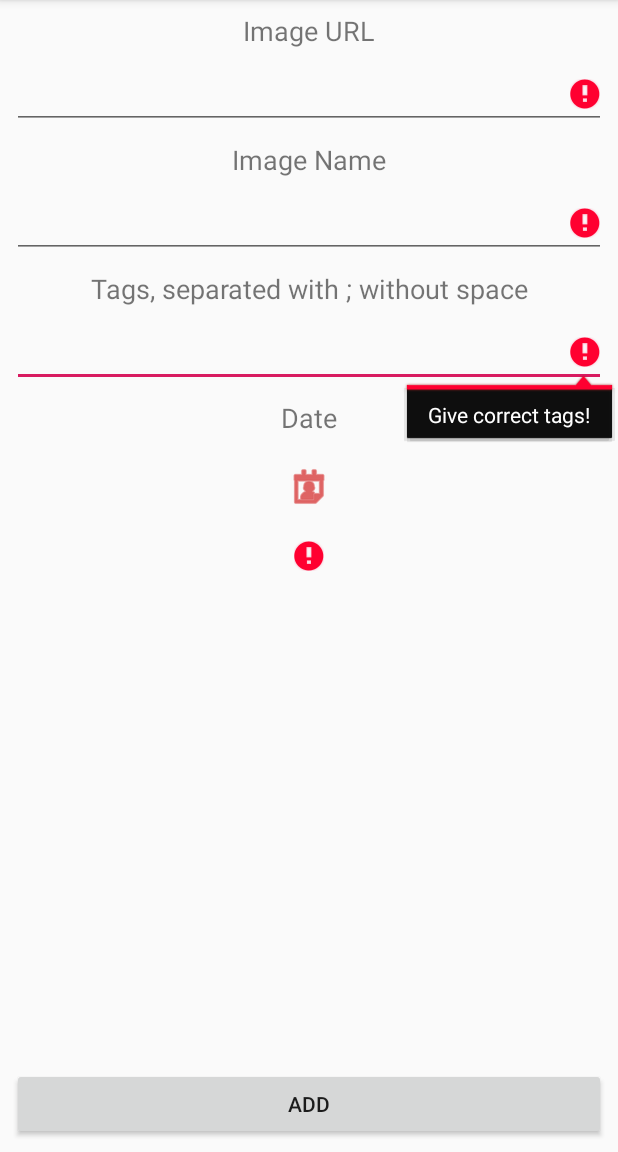
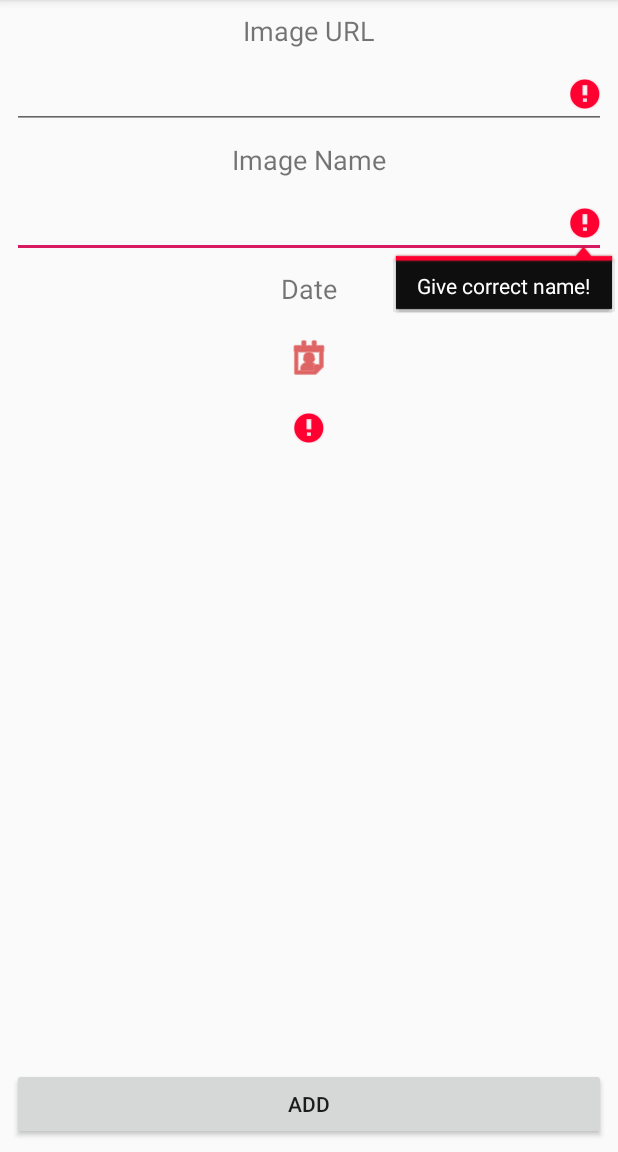
Before and after one commit to W12woj34/FlickrPublicFeed, an Android app: the AddActivity screen opened directly, with no data from a screen before it, after a tap on "ADD", on a phone screen of 412 x 824 dp, the part 84-1236 px from its top. Run offline under Robolectric (Android 15) with nearby library versions, the phone set to English and light mode, and no system bars.

```diff
--- a/app/src/main/java/com/example/flickrpublicfeed/AddActivity.kt
+++ b/app/src/main/java/com/example/flickrpublicfeed/AddActivity.kt
@@ -54,26 +54,10 @@ class AddActivity : AppCompatActivity() {
     private fun addImageButton() {
         if (!checkIfEmpty()) {
             val dateText = imageDateCheck.text.toString()
-            val tagString = imageTagsEdit.text.toString()
-            val tags = ArrayList<String>()
-            var tag = ""
-            for (i: Char in tagString) {
-                if (i == ';') {
-                    tags.add(tag)
-                    tag = ""
-                } else {
-                    tag += i
-                }
-            }
-            if (tag.isNotEmpty()) {
-                tags.add(tag)
-            }
-
-
 
             val result = Record(
                 imageURLEdit.text.toString(),
-                imageNameEdit.text.toString(), tags, dateText
+                imageNameEdit.text.toString(), dateText
             )
 
             Toast.makeText(this, "Added!", Toast.LENGTH_LONG).show()
@@ -99,21 +83,12 @@ class AddActivity : AppCompatActivity() {
             error = true
         }
 
-        if (imageTagsEdit.text.isBlank()) {
-            imageTagsEditError()
-            error = true
-        }
-
         if (imageDateCheck.text.isBlank()) {
             imageDateCheckError()
             error = true
         }
 
         return error
-    }
-
-    private fun imageTagsEditError() {
-        imageTagsEdit.error = "Give correct tags!"
     }
 
     private fun imageNameEditError() {
--- a/app/src/main/java/com/example/flickrpublicfeed/Record.kt
+++ b/app/src/main/java/com/example/flickrpublicfeed/Record.kt
@@ -5,6 +5,4 @@ import kotlinx.android.parcel.Parcelize
 
 @Parcelize
 class Record(
-    val imageURL: String, val name: String, val tags: ArrayList<String>,
-    val date: String
-) : Parcelable
+    val imageURL: String, val name: String, val date: String) : Parcelable
--- a/app/src/main/res/layout/activity_add.xml
+++ b/app/src/main/res/layout/activity_add.xml
@@ -3,24 +3,6 @@
                                              xmlns:app="http://schemas.android.com/apk/res-auto" xmlns:tools="http://schemas.android.com/tools" android:layout_width="match_parent"
                                              android:layout_height="match_parent">
 
-    <TextView
-            android:text="@string/FPF_ADD_TAGS"
-            android:layout_width="wrap_content"
-            android:layout_height="wrap_content"
-            android:id="@+id/imageTagsView" android:layout_marginTop="@dimen/FPF_MARGIN_TOP"
-            app:layout_constraintStart_toStartOf="parent"
-            android:layout_marginStart="8dp" app:layout_constraintEnd_toEndOf="parent" android:layout_marginEnd="8dp"
-            app:layout_constraintTop_toBottomOf="@+id/imageNameEdit" android:textSize="18sp"/>
-    <EditText
-            android:layout_width="@dimen/FPF_WIDTH_MATCH"
-            android:layout_height="wrap_content"
-            android:inputType="text"
-            android:ems="10"
-            app:layout_constraintEnd_toEndOf="parent" android:id="@+id/imageTagsEdit" android:layout_marginStart="@dimen/FPF_MARGIN_START"
-            app:layout_constraintStart_toStartOf="parent" android:layout_marginTop="@dimen/FPF_MARGIN_TOP"
-            app:layout_constraintTop_toBottomOf="@+id/imageTagsView" android:layout_marginEnd="@dimen/FPF_MARGIN_END"
-            app:layout_constraintHorizontal_bias="0.0" android:autofillHints="" tools:targetApi="o"
-            tools:ignore="LabelFor"/>
     <TextView
             android:text="@string/FPF_ADD_NAME"
             android:layout_width="wrap_content"
@@ -69,10 +51,10 @@
             android:layout_width="@dimen/FPF_WIDTH_MATCH"
             android:layout_height="wrap_content"
             app:layout_constraintStart_toStartOf="parent" app:layout_constraintEnd_toEndOf="parent"
-            android:id="@+id/imageDateVIew" android:layout_marginTop="@dimen/FPF_MARGIN_TOP"
-            app:layout_constraintTop_toBottomOf="@+id/imageTagsEdit"
+            android:id="@+id/imageDateVIew"
             android:layout_marginStart="@dimen/FPF_MARGIN_START"
-            android:layout_marginEnd="@dimen/FPF_MARGIN_END" android:textAlignment="center" android:textSize="18sp"/>
+            android:layout_marginEnd="@dimen/FPF_MARGIN_END" android:textAlignment="center" android:textSize="18sp"
+            android:layout_marginTop="8dp" app:layout_constraintTop_toBottomOf="@+id/imageNameEdit"/>
     <ImageButton
             android:layout_width="wrap_content"
             android:layout_height="wrap_content" app:srcCompat="@android:drawable/ic_menu_my_calendar"
--- a/app/src/main/res/layout/main_record.xml
+++ b/app/src/main/res/layout/main_record.xml
@@ -53,13 +53,13 @@
             app:layout_constraintTop_toTopOf="@+id/guideline"
             android:layout_marginEnd="@dimen/FPF_MARGIN_END" app:layout_constraintEnd_toStartOf="@+id/mainDate"/>
     <TextView
-            android:text="@string/FPF_RECORD_TAG_SAMPLE"
             android:layout_width="@dimen/FPF_WIDTH_MATCH"
             android:layout_height="wrap_content"
             android:id="@+id/mainTags"
             app:layout_constraintTop_toBottomOf="@+id/mainName" android:layout_marginBottom="@dimen/FPF_MARGIN_BOTTOM"
             app:layout_constraintBottom_toBottomOf="parent" android:layout_marginTop="@dimen/FPF_MARGIN_TOP"
             app:layout_constraintStart_toStartOf="parent" android:layout_marginStart="@dimen/FPF_MARGIN_START"
-            app:layout_constraintEnd_toStartOf="@+id/mainDate" android:layout_marginEnd="@dimen/FPF_MARGIN_END"/>
+            app:layout_constraintEnd_toStartOf="@+id/mainDate" android:layout_marginEnd="@dimen/FPF_MARGIN_END"
+            tools:text="@string/FPF_RECORD_TAG_SAMPLE"/>
 
 </androidx.constraintlayout.widget.ConstraintLayout>
```
Also changed, not shown: app/src/main/java/com/example/flickrpublicfeed/ImageAdapter.kt (+38 -19 lines).
